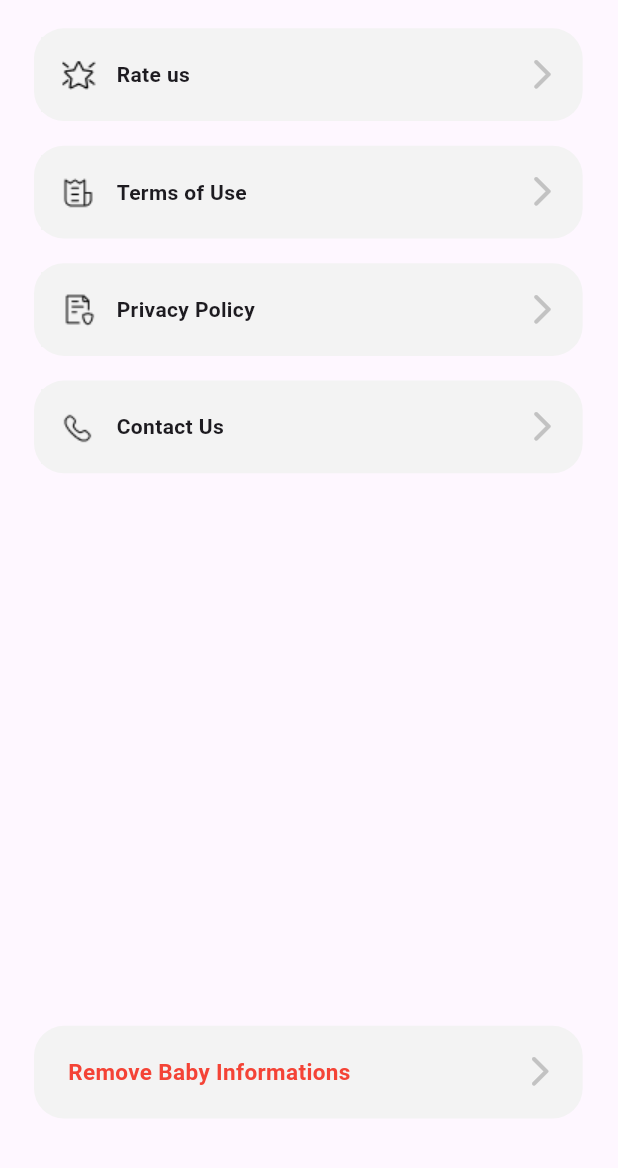
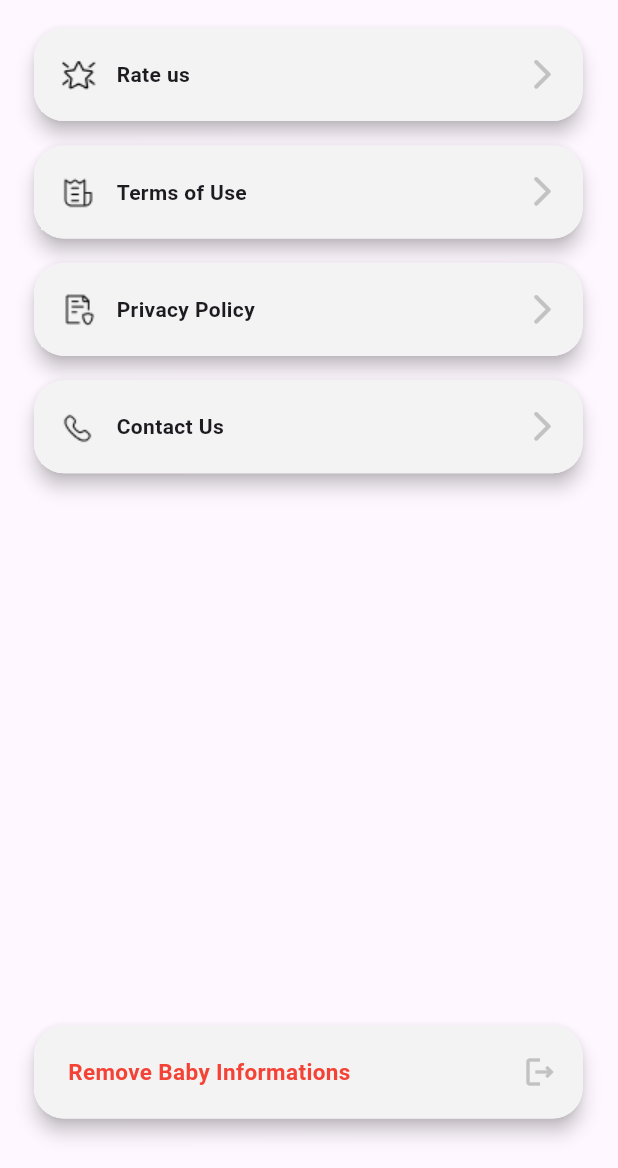
Before and after one commit to andactasdemir24/my_baby_tracker, a Flutter app: the SettingsPage screen opened directly, on a phone screen of 412 x 824 dp, the part 68-1236 px from its top. Run offline on Flutter 3.47's test engine with Material 3 defaults, Android fonts, the phone set to English and light mode, and no system bars; our stand-ins replace carousel_slider, flutter_mobx, flutter_screenutil, flutter_speed_dial, get_it, google_nav_bar and 6 more; accounts and stored records are empty; generated files the repository leaves out were written again; Roboto replaces fonts that are missing (Poppins).

Commit message:
fixed settings ui added elevation and change remove baby icon

```diff
--- a/lib/app/features/screens/settings/widgets/custom_remove_baby.dart
+++ b/lib/app/features/screens/settings/widgets/custom_remove_baby.dart
@@ -18,6 +18,9 @@ class RemoveBabyWidget extends StatelessWidget {
         child: Padding(
           padding:
               EdgeInsets.symmetric(horizontal: displayWidth(context) * 0.055, vertical: displayHeight(context) * 0.01),
+          child: Material(
+            elevation: 5,
+            borderRadius: BorderRadius.circular(20),
             child: Container(
               height: displayHeight(context) * 0.075,
               width: displayWidth(context) * 0.8878,
@@ -34,8 +37,9 @@ class RemoveBabyWidget extends StatelessWidget {
                   children: [
                     Text(AppLocalizations.of(context)!.removeInf,
                         style: const TextStyle(fontWeight: FontWeight.bold, fontSize: 15, color: cred)),
-                  const Icon(Baby.left, color: settingsIndex),
+                    const Icon(Icons.logout_outlined, color: settingsIndex),
                   ],
+                ),
               ),
             ),
           ),
--- a/lib/app/features/screens/settings/widgets/custom_settings_container.dart
+++ b/lib/app/features/screens/settings/widgets/custom_settings_container.dart
@@ -5,6 +5,7 @@ import 'package:baby_tracker_app/app/app.dart';
 class CustomSettingsContainer extends StatelessWidget {
   final String text;
   final String image;
+
   const CustomSettingsContainer({
     Key? key,
     required this.text,
@@ -14,7 +15,13 @@ class CustomSettingsContainer extends StatelessWidget {
   @override
   Widget build(BuildContext context) {
     return Padding(
-      padding: EdgeInsets.symmetric(horizontal: displayWidth(context) * 0.055, vertical: displayHeight(context) * 0.01),
+      padding: EdgeInsets.symmetric(
+        horizontal: displayWidth(context) * 0.055,
+        vertical: displayHeight(context) * 0.01,
+      ),
+      child: Material(
+        elevation: 5,
+        borderRadius: BorderRadius.circular(20),
         child: Container(
           height: displayHeight(context) * 0.075,
           width: displayWidth(context) * 0.8878,
@@ -40,6 +47,7 @@ class CustomSettingsContainer extends StatelessWidget {
             ),
           ),
         ),
+      ),
     );
   }
 }
```
Lines whose indentation alone changed are shown as unchanged.
